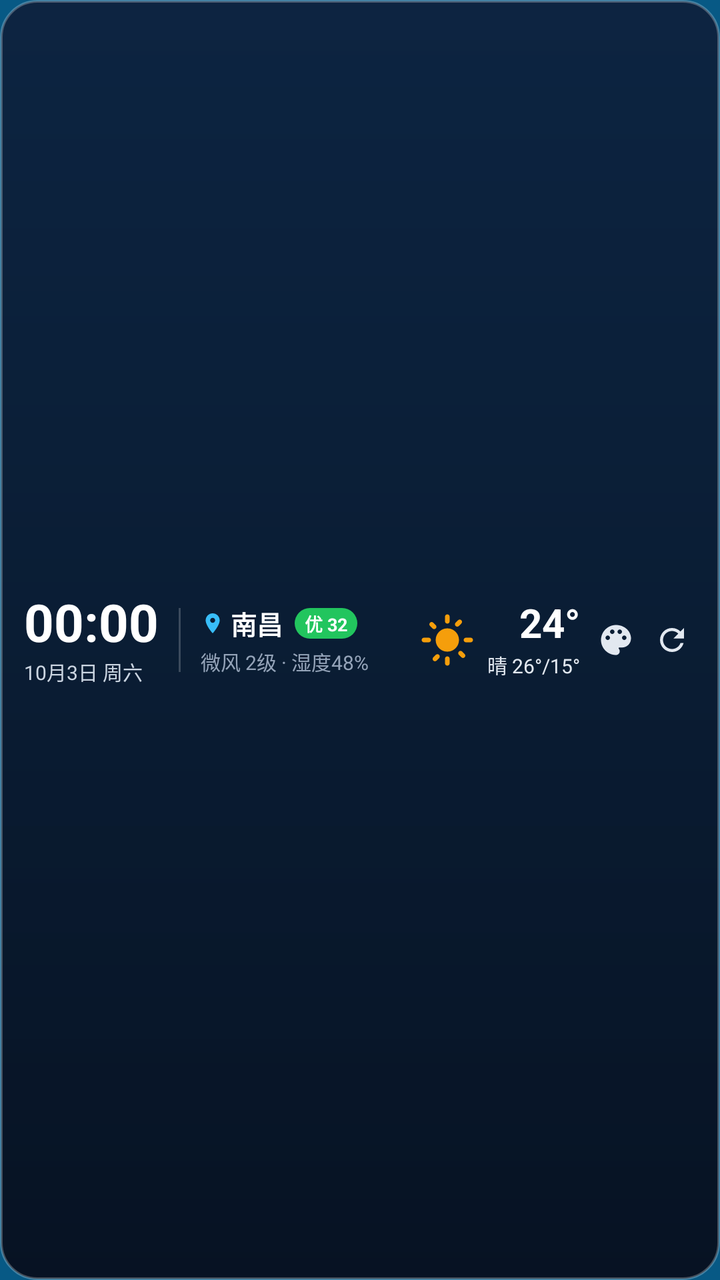
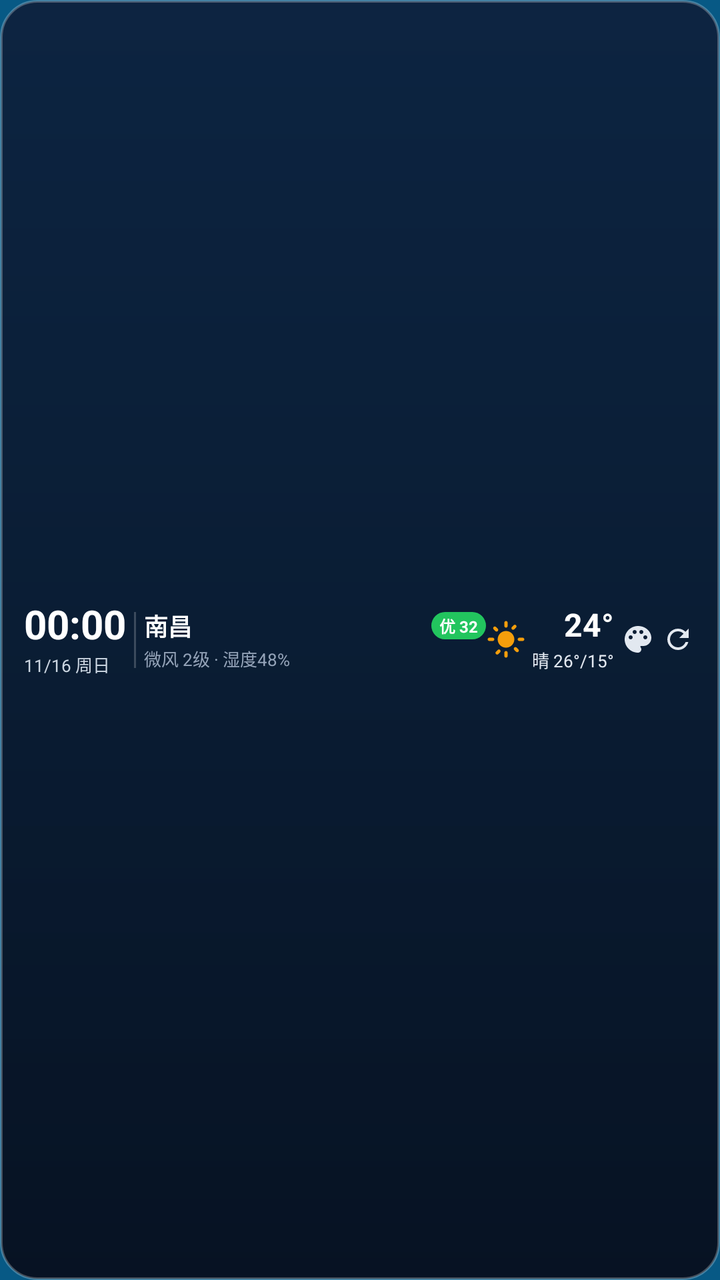

Two renders of the same Android screen: before a commit and after it. Below are the layout's source before the change and the commit's diff.
<!-- AndroidManifest.xml: application theme AppTheme -->
<!-- res/layout/widget_weather_4x1.xml -->
<?xml version="1.0" encoding="utf-8"?>
<LinearLayout xmlns:android="http://schemas.android.com/apk/res/android"
    android:id="@+id/widget_root"
    android:layout_width="match_parent"
    android:layout_height="match_parent"
    android:orientation="horizontal"
    android:background="@drawable/widget_bg_4x1"
    android:paddingLeft="12dp"
    android:paddingRight="12dp"
    android:paddingTop="8dp"
    android:paddingBottom="8dp"
    android:gravity="center_vertical">

    
    <LinearLayout
        android:layout_width="wrap_content"
        android:layout_height="wrap_content"
        android:orientation="vertical"
        android:gravity="center_vertical">

        <TextClock
            android:id="@+id/widget_text_clock"
            android:layout_width="wrap_content"
            android:layout_height="wrap_content"
            android:format24Hour="HH:mm"
            android:format12Hour="HH:mm"
            android:textSize="26sp"
            android:textStyle="bold"
            android:textColor="#FFFFFF"
            android:includeFontPadding="false" />

        <TextView
            android:id="@+id/widget_date_label"
            android:layout_width="wrap_content"
            android:layout_height="wrap_content"
            android:text="10月3日 周六"
            android:textSize="10sp"
            android:textColor="#CBD5E1"
            android:layout_marginTop="1dp" />
    </LinearLayout>

    
    <FrameLayout
        android:layout_width="1dp"
        android:layout_height="32dp"
        android:background="#33FFFFFF"
        android:layout_marginLeft="10dp"
        android:layout_marginRight="10dp" />

    
    <LinearLayout
        android:layout_width="wrap_content"
        android:layout_height="wrap_content"
        android:orientation="vertical"
        android:gravity="center_vertical">

        <LinearLayout
            android:layout_width="wrap_content"
            android:layout_height="wrap_content"
            android:orientation="horizontal"
            android:gravity="center_vertical">

            <ImageView
                android:layout_width="12dp"
                android:layout_height="12dp"
                android:src="@drawable/ic_widget_location" />

            <TextView
                android:id="@+id/widget_city_name"
                android:layout_width="wrap_content"
                android:layout_height="wrap_content"
                android:text="南昌"
                android:textSize="13sp"
                android:textStyle="bold"
                android:textColor="#FFFFFF"
                android:layout_marginLeft="3dp" />

            <LinearLayout
                android:id="@+id/widget_aqi_badge"
                android:layout_width="wrap_content"
                android:layout_height="wrap_content"
                android:background="@drawable/widget_aqi_badge"
                android:paddingLeft="5dp"
                android:paddingRight="5dp"
                android:paddingTop="1dp"
                android:paddingBottom="1dp"
                android:layout_marginLeft="6dp">

                <TextView
                    android:id="@+id/widget_aqi_text"
                    android:layout_width="wrap_content"
                    android:layout_height="wrap_content"
                    android:text="优 32"
                    android:textSize="9sp"
                    android:textStyle="bold"
                    android:textColor="#FFFFFF" />
            </LinearLayout>
        </LinearLayout>

        <TextView
            android:id="@+id/widget_sub_info"
            android:layout_width="wrap_content"
            android:layout_height="wrap_content"
            android:text="微风 2级 · 湿度48%"
            android:textSize="10sp"
            android:textColor="#94A3B8"
            android:layout_marginTop="2dp" />
    </LinearLayout>

    
    <FrameLayout
        android:layout_width="0dp"
        android:layout_height="1dp"
        android:layout_weight="1" />

    
    <LinearLayout
        android:layout_width="wrap_content"
        android:layout_height="wrap_content"
        android:orientation="horizontal"
        android:gravity="center_vertical">

        <ImageView
            android:id="@+id/widget_weather_icon"
            android:layout_width="28dp"
            android:layout_height="28dp"
            android:src="@drawable/ic_weather_sunny" />

        <LinearLayout
            android:layout_width="wrap_content"
            android:layout_height="wrap_content"
            android:orientation="vertical"
            android:gravity="end|center_vertical"
            android:layout_marginLeft="6dp">

            <TextView
                android:id="@+id/widget_temperature"
                android:layout_width="wrap_content"
                android:layout_height="wrap_content"
                android:text="24°"
                android:textSize="20sp"
                android:textStyle="bold"
                android:textColor="#FFFFFF"
                android:includeFontPadding="false" />

            <TextView
                android:id="@+id/widget_weather_desc"
                android:layout_width="wrap_content"
                android:layout_height="wrap_content"
                android:text="晴 26°/15°"
                android:textSize="10sp"
                android:textColor="#E2E8F0"
                android:layout_marginTop="1dp" />
        </LinearLayout>

        <ImageView
            android:id="@+id/widget_btn_skin"
            android:layout_width="24dp"
            android:layout_height="24dp"
            android:src="@drawable/ic_widget_skin"
            android:padding="3dp"
            android:layout_marginLeft="6dp" />

        <ImageView
            android:id="@+id/widget_btn_refresh"
            android:layout_width="24dp"
            android:layout_height="24dp"
            android:src="@drawable/ic_widget_refresh"
            android:padding="3dp"
            android:layout_marginLeft="4dp" />
    </LinearLayout>

</LinearLayout>
<!-- resources referenced by this layout -->
<resources>
  <!-- drawable ic_widget_location (drawable) -->
  <vector xmlns:android="http://schemas.android.com/apk/res/android"
      android:width="20dp"
      android:height="20dp"
      android:viewportWidth="24"
      android:viewportHeight="24">
    <path
        android:fillColor="#38BDF8"
        android:pathData="M12,2C8.13,2 5,5.13 5,9c0,5.25 7,13 7,13s7,-7.75 7,-13c0,-3.87 -3.13,-7 -7,-7zM12,11.5c-1.38,0 -2.5,-1.12 -2.5,-2.5s1.12,-2.5 2.5,-2.5 2.5,1.12 2.5,2.5 -1.12,2.5 -2.5,2.5z"/>
  </vector>
  <!-- drawable ic_widget_refresh (drawable) -->
  <vector xmlns:android="http://schemas.android.com/apk/res/android"
      android:width="20dp"
      android:height="20dp"
      android:viewportWidth="24"
      android:viewportHeight="24">
    <path
        android:fillColor="#E2E8F0"
        android:pathData="M17.65,6.35C16.2,4.9 14.21,4 12,4c-4.42,0 -7.99,3.58 -7.99,8s3.57,8 7.99,8c3.73,0 6.84,-2.55 7.73,-6h-2.08c-0.82,2.33 -3.04,4 -5.65,4 -3.31,0 -6,-2.69 -6,-6s2.69,-6 6,-6c1.66,0 3.14,0.69 4.22,1.78L13,11h7V4l-2.35,2.35z"/>
  </vector>
  <!-- drawable ic_widget_skin (drawable) -->
  <vector xmlns:android="http://schemas.android.com/apk/res/android"
      android:width="20dp"
      android:height="20dp"
      android:viewportWidth="24"
      android:viewportHeight="24">
    <path
        android:fillColor="#E2E8F0"
        android:pathData="M12,2C6.49,2 2,6.49 2,12s4.49,10 10,10c1.38,0 2.5,-1.12 2.5,-2.5c0,-0.61 -0.23,-1.2 -0.64,-1.67c-0.08,-0.1 -0.1,-0.22 -0.1,-0.33c0,-0.28 0.22,-0.5 0.5,-0.5H16c3.31,0 6,-2.69 6,-6C22,5.96 17.51,2 12,2zM6.5,12c-0.83,0 -1.5,-0.67 -1.5,-1.5S5.67,9 6.5,9S8,9.67 8,10.5S7.33,12 6.5,12zM9.5,8C8.67,8 8,7.33 8,6.5S8.67,5 9.5,5s1.5,0.67 1.5,1.5S10.33,8 9.5,8zM14.5,8C13.67,8 13,7.33 13,6.5S13.67,5 14.5,5s1.5,0.67 1.5,1.5S15.33,8 14.5,8zM17.5,12c-0.83,0 -1.5,-0.67 -1.5,-1.5S16.67,9 17.5,9s1.5,0.67 1.5,1.5S18.33,12 17.5,12z"/>
  </vector>
  <!-- drawable widget_aqi_badge (drawable) -->
  <?xml version="1.0" encoding="utf-8"?>
  <shape xmlns:android="http://schemas.android.com/apk/res/android"
      android:shape="rectangle">
      <corners android:radius="8dp" />
      <solid android:color="#22C55E" />
  </shape>
  <!-- drawable widget_bg_4x1 (drawable) -->
  <?xml version="1.0" encoding="utf-8"?>
  <shape xmlns:android="http://schemas.android.com/apk/res/android"
      android:shape="rectangle">
      <corners android:radius="18dp" />
      <gradient
          android:angle="270"
          android:startColor="#E60D1E3A"
          android:centerColor="#E60A162B"
          android:endColor="#F2060E1D" />
      <stroke
          android:width="1.2dp"
          android:color="#40FFFFFF" />
  </shape>
  <style name="AppTheme" parent="Theme.AppCompat.DayNight.NoActionBar">
      <item name="android:windowBackground">@color/splashscreen_background</item>
      <item name="android:editTextBackground">@drawable/rn_edit_text_material</item>
      <item name="colorPrimary">@color/colorPrimary</item>
      <item name="android:statusBarColor">@android:color/transparent</item>
      <item name="android:navigationBarColor">@android:color/transparent</item>
    </style>
  <color name="splashscreen_background">#075985</color>
  <!-- drawable rn_edit_text_material (drawable) -->
  <?xml version="1.0" encoding="utf-8"?>
  <inset xmlns:android="http://schemas.android.com/apk/res/android"
         android:insetLeft="@dimen/abc_edit_text_inset_horizontal_material"
         android:insetRight="@dimen/abc_edit_text_inset_horizontal_material"
         android:insetTop="@dimen/abc_edit_text_inset_top_material"
         android:insetBottom="@dimen/abc_edit_text_inset_bottom_material"
         >
  
      <selector>
          
          <item android:state_enabled="false" android:drawable="@drawable/abc_textfield_default_mtrl_alpha"/>
          <item android:drawable="@drawable/abc_textfield_activated_mtrl_alpha"/>
      </selector>
  
  </inset>
  <color name="colorPrimary">#023c69</color>
  <!-- unchanged entries left out for length: 1 -->
</resources>

<!-- the commit's change to res/layout/widget_weather_4x1.xml (unified diff, before → after) -->
@@ -24,7 +24,7 @@
             android:layout_height="wrap_content"
             android:format24Hour="HH:mm"
             android:format12Hour="HH:mm"
-            android:textSize="26sp"
+            android:textSize="20sp"
             android:textStyle="bold"
             android:textColor="#FFFFFF"
             android:includeFontPadding="false" />
@@ -33,85 +33,82 @@
             android:id="@+id/widget_date_label"
             android:layout_width="wrap_content"
             android:layout_height="wrap_content"
-            android:text="10月3日 周六"
-            android:textSize="10sp"
+            android:text="11/16 周日"
+            android:textSize="8.5sp"
             android:textColor="#CBD5E1"
+            android:maxLines="1"
+            android:ellipsize="end"
             android:layout_marginTop="1dp" />
     </LinearLayout>
 
     
     <FrameLayout
         android:layout_width="1dp"
-        android:layout_height="32dp"
+        android:layout_height="28dp"
         android:background="#33FFFFFF"
-        android:layout_marginLeft="10dp"
-        android:layout_marginRight="10dp" />
+        android:layout_marginLeft="4dp"
+        android:layout_marginRight="4dp" />
 
     
     <LinearLayout
-        android:layout_width="wrap_content"
+        android:layout_width="0dp"
+        android:layout_weight="1"
         android:layout_height="wrap_content"
         android:orientation="vertical"
         android:gravity="center_vertical">
 
         <LinearLayout
-            android:layout_width="wrap_content"
+            android:layout_width="match_parent"
             android:layout_height="wrap_content"
             android:orientation="horizontal"
             android:gravity="center_vertical">
 
-            <ImageView
-                android:layout_width="12dp"
-                android:layout_height="12dp"
-                android:src="@drawable/ic_widget_location" />
-
             <TextView
                 android:id="@+id/widget_city_name"
-                android:layout_width="wrap_content"
+                android:layout_width="0dp"
+                android:layout_weight="1"
                 android:layout_height="wrap_content"
                 android:text="南昌"
-                android:textSize="13sp"
+                android:textSize="12sp"
                 android:textStyle="bold"
                 android:textColor="#FFFFFF"
-                android:layout_marginLeft="3dp" />
+                android:maxLines="1"
+                android:ellipsize="end" />
 
             <LinearLayout
                 android:id="@+id/widget_aqi_badge"
                 android:layout_width="wrap_content"
                 android:layout_height="wrap_content"
                 android:background="@drawable/widget_aqi_badge"
-                android:paddingLeft="5dp"
-                android:paddingRight="5dp"
+                android:paddingLeft="4dp"
+                android:paddingRight="4dp"
                 android:paddingTop="1dp"
                 android:paddingBottom="1dp"
-                android:layout_marginLeft="6dp">
+                android:layout_marginLeft="4dp">
 
                 <TextView
                     android:id="@+id/widget_aqi_text"
                     android:layout_width="wrap_content"
                     android:layout_height="wrap_content"
                     android:text="优 32"
-                    android:textSize="9sp"
+                    android:textSize="8sp"
                     android:textStyle="bold"
-                    android:textColor="#FFFFFF" />
+                    android:textColor="#FFFFFF"
+                    android:maxLines="1" />
             </LinearLayout>
         </LinearLayout>
 
         <TextView
             android:id="@+id/widget_sub_info"
-            android:layout_width="wrap_content"
+            android:layout_width="match_parent"
             android:layout_height="wrap_content"
             android:text="微风 2级 · 湿度48%"
-            android:textSize="10sp"
+            android:textSize="8.5sp"
             android:textColor="#94A3B8"
-            android:layout_marginTop="2dp" />
+            android:maxLines="1"
+            android:ellipsize="end"
+            android:layout_marginTop="1dp" />
     </LinearLayout>
-
-    
-    <FrameLayout
-        android:layout_width="0dp"
-        android:layout_height="1dp"
-        android:layout_weight="1" />
 
     
     <LinearLayout
@@ -122,8 +119,8 @@
 
         <ImageView
             android:id="@+id/widget_weather_icon"
-            android:layout_width="28dp"
-            android:layout_height="28dp"
+            android:layout_width="20dp"
+            android:layout_height="20dp"
             android:src="@drawable/ic_weather_sunny" />
 
         <LinearLayout
@@ -131,14 +128,14 @@
             android:layout_height="wrap_content"
             android:orientation="vertical"
             android:gravity="end|center_vertical"
-            android:layout_marginLeft="6dp">
+            android:layout_marginLeft="3dp">
 
             <TextView
                 android:id="@+id/widget_temperature"
                 android:layout_width="wrap_content"
                 android:layout_height="wrap_content"
                 android:text="24°"
-                android:textSize="20sp"
+                android:textSize="16sp"
                 android:textStyle="bold"
                 android:textColor="#FFFFFF"
                 android:includeFontPadding="false" />
@@ -148,26 +145,33 @@
                 android:layout_width="wrap_content"
                 android:layout_height="wrap_content"
                 android:text="晴 26°/15°"
-                android:textSize="10sp"
+                android:textSize="8.5sp"
                 android:textColor="#E2E8F0"
+                android:maxLines="1"
                 android:layout_marginTop="1dp" />
         </LinearLayout>
 
+        
         <ImageView
             android:id="@+id/widget_btn_skin"
-            android:layout_width="24dp"
-            android:layout_height="24dp"
+            android:layout_width="18dp"
+            android:layout_height="18dp"
             android:src="@drawable/ic_widget_skin"
-            android:padding="3dp"
-            android:layout_marginLeft="6dp" />
+            android:padding="1dp"
+            android:scaleType="fitCenter"
+            android:contentDescription="@string/widget_btn_skin_desc"
+            android:layout_marginLeft="3dp" />
 
+        
         <ImageView
             android:id="@+id/widget_btn_refresh"
-            android:layout_width="24dp"
-            android:layout_height="24dp"
+            android:layout_width="18dp"
+            android:layout_height="18dp"
             android:src="@drawable/ic_widget_refresh"
-            android:padding="3dp"
-            android:layout_marginLeft="4dp" />
+            android:padding="1dp"
+            android:scaleType="fitCenter"
+            android:contentDescription="@string/widget_btn_refresh_desc"
+            android:layout_marginLeft="2dp" />
     </LinearLayout>
 
 </LinearLayout>
<!-- resource entries referenced after the edit -->
@@ -1,15 +1,5 @@
 <!-- resources referenced by this layout -->
 <resources>
-  <!-- drawable ic_widget_location (drawable) -->
-  <vector xmlns:android="http://schemas.android.com/apk/res/android"
-      android:width="20dp"
-      android:height="20dp"
-      android:viewportWidth="24"
-      android:viewportHeight="24">
-    <path
-        android:fillColor="#38BDF8"
-        android:pathData="M12,2C8.13,2 5,5.13 5,9c0,5.25 7,13 7,13s7,-7.75 7,-13c0,-3.87 -3.13,-7 -7,-7zM12,11.5c-1.38,0 -2.5,-1.12 -2.5,-2.5s1.12,-2.5 2.5,-2.5 2.5,1.12 2.5,2.5 -1.12,2.5 -2.5,2.5z"/>
-  </vector>
   <!-- drawable ic_widget_refresh (drawable) -->
   <vector xmlns:android="http://schemas.android.com/apk/res/android"
       android:width="20dp"
@@ -51,6 +41,8 @@
           android:width="1.2dp"
           android:color="#40FFFFFF" />
   </shape>
+  <string name="widget_btn_refresh_desc">立即刷新小部件天气</string>
+  <string name="widget_btn_skin_desc">切换小部件皮肤</string>
   <style name="AppTheme" parent="Theme.AppCompat.DayNight.NoActionBar">
       <item name="android:windowBackground">@color/splashscreen_background</item>
       <item name="android:editTextBackground">@drawable/rn_edit_text_material</item>
